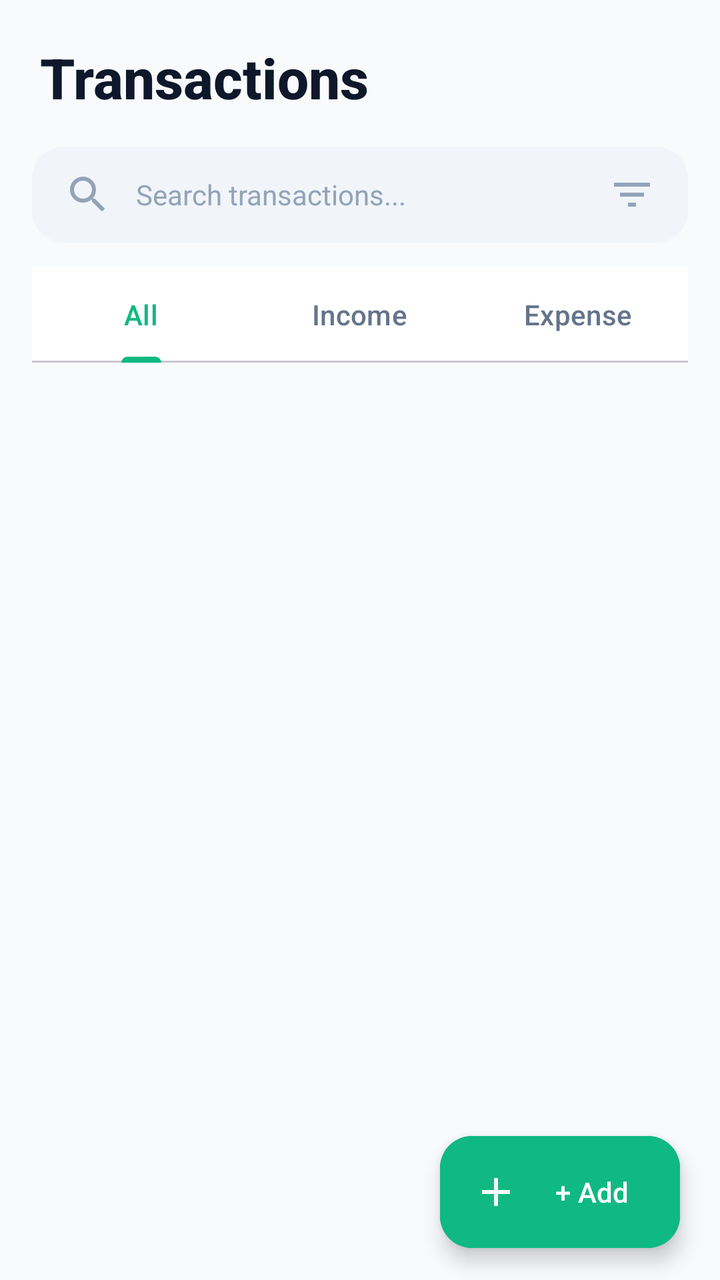
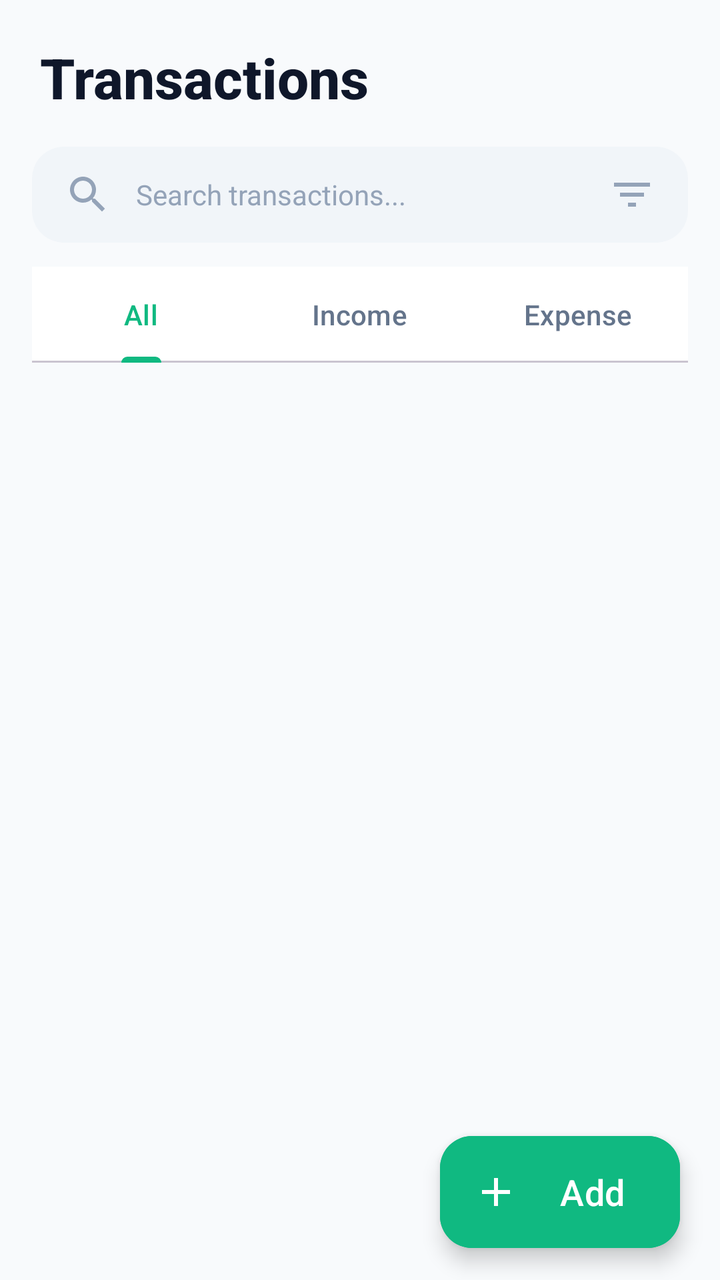

The first picture is an Android layout as it rendered before a commit; the second is the same layout after the commit. The layout source and the unified diff follow.
<!-- AndroidManifest.xml: application theme Theme.DhanRakshak -->
<!-- res/layout/fragment_transactions.xml -->
<?xml version="1.0" encoding="utf-8"?>
<androidx.coordinatorlayout.widget.CoordinatorLayout xmlns:android="http://schemas.android.com/apk/res/android"
    xmlns:app="http://schemas.android.com/apk/res-auto"
    android:layout_width="match_parent"
    android:layout_height="match_parent"
    android:background="@color/background">

    <LinearLayout
        android:layout_width="match_parent"
        android:layout_height="match_parent"
        android:orientation="vertical">

        
        <TextView
            android:layout_width="wrap_content"
            android:layout_height="wrap_content"
            android:layout_marginStart="20dp"
            android:layout_marginTop="20dp"
            android:text="Transactions"
            style="@style/HeadlineText" />

        
        <LinearLayout
            android:layout_width="match_parent"
            android:layout_height="wrap_content"
            android:layout_marginStart="16dp"
            android:layout_marginEnd="16dp"
            android:layout_marginTop="16dp"
            android:background="@drawable/bg_search_bar"
            android:gravity="center_vertical"
            android:orientation="horizontal">

            <ImageView
                android:layout_width="24dp"
                android:layout_height="24dp"
                android:src="@drawable/ic_search" />

            <EditText
                android:id="@+id/searchEditText"
                android:layout_width="0dp"
                android:layout_height="wrap_content"
                android:layout_weight="1"
                android:layout_marginStart="12dp"
                android:background="@android:color/transparent"
                android:hint="Search transactions..."
                android:textColorHint="@color/text_hint"
                android:textColor="@color/text_primary"
                android:textSize="14sp"
                android:inputType="text"
                android:singleLine="true" />

            <ImageView
                android:id="@+id/btnFilter"
                android:layout_width="24dp"
                android:layout_height="24dp"
                android:src="@drawable/ic_filter" />
        </LinearLayout>

        
        <com.google.android.material.tabs.TabLayout
            android:id="@+id/tabLayout"
            android:layout_width="match_parent"
            android:layout_height="wrap_content"
            android:layout_marginStart="16dp"
            android:layout_marginEnd="16dp"
            android:layout_marginTop="12dp"
            app:tabMode="fixed"
            app:tabGravity="fill"
            app:tabIndicatorColor="@color/primary"
            app:tabSelectedTextColor="@color/primary"
            app:tabTextColor="@color/text_secondary"
            app:tabIndicatorHeight="3dp"
            app:tabRippleColor="@color/primary_light"
            app:tabIndicatorFullWidth="false">

            <com.google.android.material.tabs.TabItem
                android:layout_width="wrap_content"
                android:layout_height="wrap_content"
                android:text="All" />

            <com.google.android.material.tabs.TabItem
                android:layout_width="wrap_content"
                android:layout_height="wrap_content"
                android:text="Income" />

            <com.google.android.material.tabs.TabItem
                android:layout_width="wrap_content"
                android:layout_height="wrap_content"
                android:text="Expense" />
        </com.google.android.material.tabs.TabLayout>

        
        <androidx.recyclerview.widget.RecyclerView
            android:id="@+id/transactionsRecyclerView"
            android:layout_width="match_parent"
            android:layout_height="0dp"
            android:layout_weight="1"
            android:layout_marginTop="8dp"
            android:clipToPadding="false"
            android:paddingStart="16dp"
            android:paddingEnd="16dp"
            android:paddingBottom="80dp" />

    </LinearLayout>

    
    <com.google.android.material.floatingactionbutton.ExtendedFloatingActionButton
        android:id="@+id/fabAddTransaction"
        android:layout_width="wrap_content"
        android:layout_height="wrap_content"
        android:layout_gravity="bottom|end"
        android:layout_marginEnd="20dp"
        android:layout_marginBottom="16dp"
        android:backgroundTint="@color/primary"
        android:text="+ Add"
        android:textColor="@color/on_primary"
        app:icon="@drawable/ic_add_expense"
        app:iconTint="@color/on_primary"
        app:shapeAppearanceOverlay="@style/FinancialButton" />

</androidx.coordinatorlayout.widget.CoordinatorLayout>
<!-- resources referenced by this layout -->
<resources>
  <color name="background">#F8FAFC</color>
  <color name="on_primary">#FFFFFF</color>
  <color name="primary">#10B981</color>
  <color name="primary_light">#D1FAE5</color>
  <color name="text_hint">#94A3B8</color>
  <color name="text_primary">#0F172A</color>
  <color name="text_secondary">#64748B</color>
  <!-- drawable bg_search_bar (drawable) -->
  <?xml version="1.0" encoding="utf-8"?>
  <shape xmlns:android="http://schemas.android.com/apk/res/android">
      <solid android:color="@color/surface_variant" />
      <corners android:radius="16dp" />
      <padding
          android:left="16dp"
          android:right="16dp"
          android:top="12dp"
          android:bottom="12dp" />
  </shape>
  <!-- drawable ic_add_expense (drawable) -->
  <?xml version="1.0" encoding="utf-8"?>
  <vector xmlns:android="http://schemas.android.com/apk/res/android"
      android:width="24dp"
      android:height="24dp"
      android:viewportWidth="24"
      android:viewportHeight="24">
      <path
          android:fillColor="@color/expense_red"
          android:pathData="M19,13h-6v6h-2v-6H5v-2h6V5h2v6h6v2z" />
  </vector>
  <!-- drawable ic_filter (drawable) -->
  <?xml version="1.0" encoding="utf-8"?>
  <vector xmlns:android="http://schemas.android.com/apk/res/android"
      android:width="24dp"
      android:height="24dp"
      android:viewportWidth="24"
      android:viewportHeight="24">
      <path
          android:fillColor="@color/text_hint"
          android:pathData="M10,18h4v-2h-4v2zM3,6v2h18V6H3zM6,13h12v-2H6v2z" />
  </vector>
  <!-- drawable ic_search (drawable) -->
  <?xml version="1.0" encoding="utf-8"?>
  <vector xmlns:android="http://schemas.android.com/apk/res/android"
      android:width="24dp"
      android:height="24dp"
      android:viewportWidth="24"
      android:viewportHeight="24">
      <path
          android:fillColor="@color/text_hint"
          android:pathData="M15.5,14h-0.79l-0.28,-0.27C15.41,12.59 16,11.11 16,9.5 16,5.91 13.09,3 9.5,3S3,5.91 3,9.5 5.91,16 9.5,16c1.61,0 3.09,-0.59 4.23,-1.57l0.27,0.28v0.79l5,4.99L20.49,19l-4.99,-5zM9.5,14C7.01,14 5,11.99 5,9.5S7.01,5 9.5,5 14,7.01 14,9.5 11.99,14 9.5,14z" />
  </vector>
  <style name="FinancialButton" parent="Widget.Material3.Button">
          <item name="android:textSize">16sp</item>
          <item name="cornerRadius">16dp</item>
          <item name="elevation">2dp</item>
      </style>
  <style name="HeadlineText">
          <item name="android:textSize">28sp</item>
          <item name="android:textStyle">bold</item>
          <item name="android:textColor">@color/text_primary</item>
          <item name="android:fontFamily">sans-serif-medium</item>
      </style>
  <style name="Theme.DhanRakshak" parent="Base.Theme.DhanRakshak" />
  <color name="surface_variant">#F1F5F9</color>
  <color name="expense_red">#EF4444</color>
  <color name="primary_container">#D1FAE5</color>
  <color name="on_primary_container">#064E3B</color>
  <color name="secondary">#1E3A8A</color>
  <color name="on_secondary">#FFFFFF</color>
  <color name="secondary_container">#DBEAFE</color>
  <color name="surface">#FFFFFF</color>
  <color name="on_surface">#0F172A</color>
  <color name="on_surface_variant">#475569</color>
  <color name="outline">#E2E8F0</color>
  <color name="nav_background">#FFFFFF</color>
  <color name="error">#EF4444</color>
  <!-- unchanged entries left out for length: 1 -->
</resources>

<!-- the commit's change to res/layout/fragment_transactions.xml (unified diff, before → after) -->
@@ -112,7 +112,8 @@
         android:layout_marginEnd="20dp"
         android:layout_marginBottom="16dp"
         android:backgroundTint="@color/primary"
-        android:text="+ Add"
+        android:text="Add"
+        android:textSize="18dp"
         android:textColor="@color/on_primary"
         app:icon="@drawable/ic_add_expense"
         app:iconTint="@color/on_primary"
